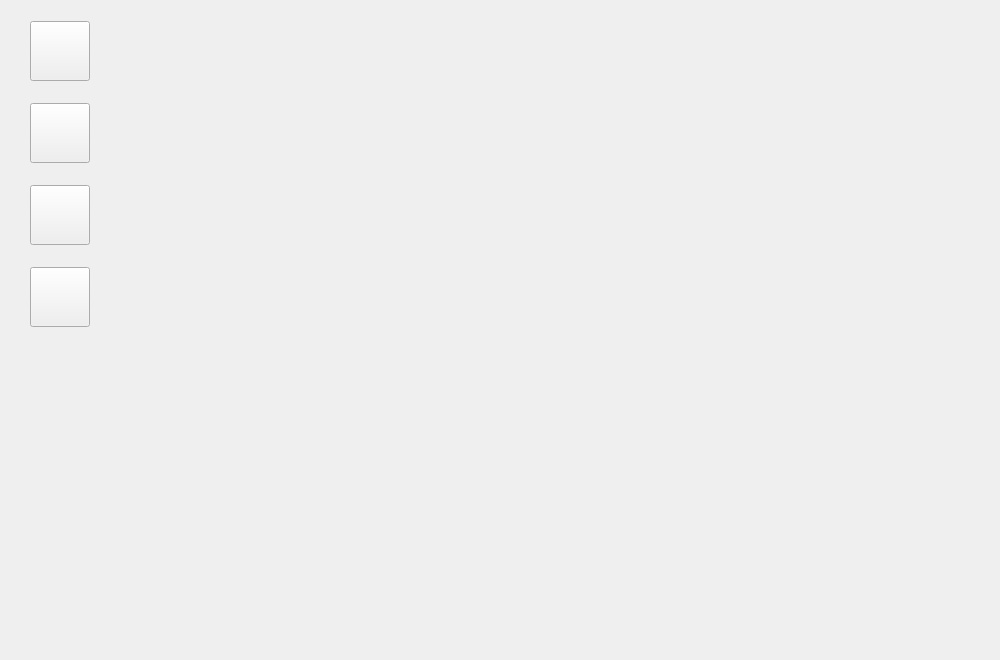
This is mainwindow.ui in Zeteox/AsteriaGame as Qt 5 draws it before an edit. The edited form follows.
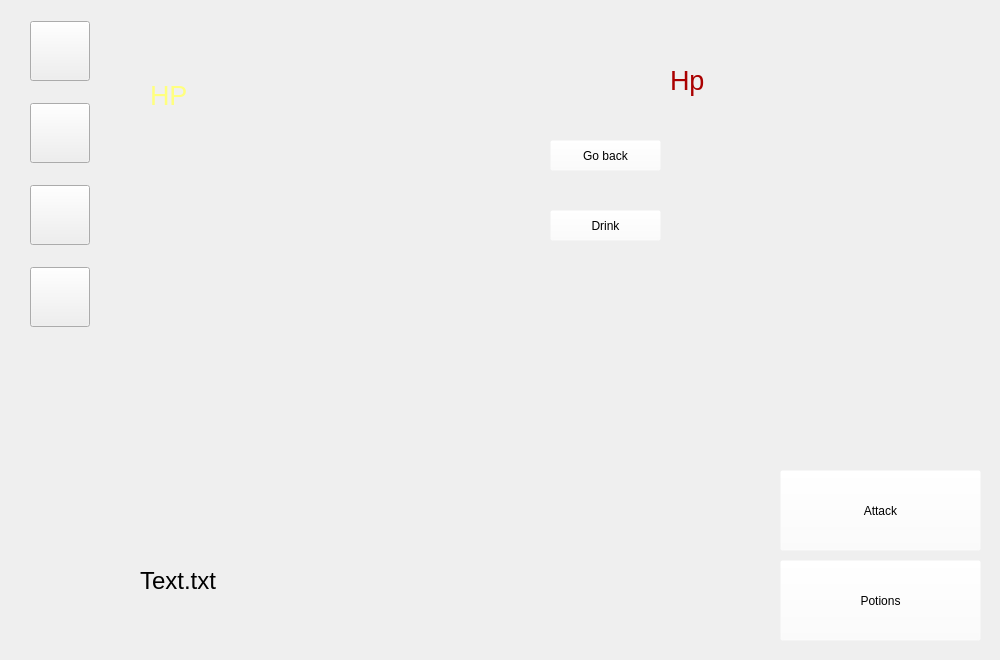
This is the edited form. The open tabs and pages were chosen to show the change. Icons and pictures are not drawn.

Commit message: finished 50% of the mine and defined stats of the monsters

Diff of the .ui file:
```diff
--- a/mainwindow.ui
+++ b/mainwindow.ui
@@ -2064,8 +2064,346 @@
          <zorder>lbl_minePic</zorder>
          <zorder>cbox_mines</zorder>
         </widget>
-        <widget class="QWidget" name="p2_mineMenu"/>
-        <widget class="QWidget" name="p3_mineBattlefield"/>
+        <widget class="QWidget" name="p2_mineMenu">
+         <widget class="QPushButton" name="btn_fight">
+          <property name="geometry">
+           <rect>
+            <x>310</x>
+            <y>280</y>
+            <width>411</width>
+            <height>131</height>
+           </rect>
+          </property>
+          <property name="styleSheet">
+           <string notr="true">QPushButton:!hover{
+	color: rgb(0, 0, 0);
+	font: 25pt &quot;Algerian&quot;;
+	border-image: url(:/Images/Images/Button/button 1.png);
+}
+QPushButton:hover{
+	border-image: url(:/Images/Images/Button/button 1_2.png);
+}</string>
+          </property>
+          <property name="text">
+           <string>Fight</string>
+          </property>
+         </widget>
+         <widget class="QPushButton" name="btn_quitMine">
+          <property name="geometry">
+           <rect>
+            <x>310</x>
+            <y>430</y>
+            <width>411</width>
+            <height>131</height>
+           </rect>
+          </property>
+          <property name="styleSheet">
+           <string notr="true">QPushButton:!hover{
+	color: rgb(0, 0, 0);
+	font: 25pt &quot;Algerian&quot;;
+	border-image: url(:/Images/Images/Button/button 1.png);
+}
+QPushButton:hover{
+	border-image: url(:/Images/Images/Button/button 1_2.png);
+}</string>
+          </property>
+          <property name="text">
+           <string>Quit</string>
+          </property>
+         </widget>
+         <widget class="QLabel" name="lbl_remainingMonster">
+          <property name="geometry">
+           <rect>
+            <x>240</x>
+            <y>60</y>
+            <width>571</width>
+            <height>171</height>
+           </rect>
+          </property>
+          <property name="styleSheet">
+           <string notr="true">border-image: url(:/Images/Images/Background/Header Background.png);
+color: rgb(255, 255, 127);</string>
+          </property>
+          <property name="text">
+           <string>[] Monster Remaining</string>
+          </property>
+         </widget>
+        </widget>
+        <widget class="QWidget" name="p3_mineBattlefield">
+         <widget class="QLabel" name="lbl_heroPictureMine">
+          <property name="geometry">
+           <rect>
+            <x>20</x>
+            <y>120</y>
+            <width>411</width>
+            <height>531</height>
+           </rect>
+          </property>
+          <property name="styleSheet">
+           <string notr="true">image: url(:/Images/Images/LivingCreature/Hero/paladin.jpeg);</string>
+          </property>
+          <property name="text">
+           <string/>
+          </property>
+         </widget>
+         <widget class="QLabel" name="lbl_monsterPictureMine">
+          <property name="geometry">
+           <rect>
+            <x>580</x>
+            <y>40</y>
+            <width>361</width>
+            <height>531</height>
+           </rect>
+          </property>
+          <property name="styleSheet">
+           <string notr="true">image: url(:/Images/Images/LivingCreature/Monster/boss/Cthulu.jpeg);</string>
+          </property>
+          <property name="text">
+           <string/>
+          </property>
+         </widget>
+         <widget class="QLabel" name="lbl_fightTextMine">
+          <property name="geometry">
+           <rect>
+            <x>140</x>
+            <y>510</y>
+            <width>631</width>
+            <height>141</height>
+           </rect>
+          </property>
+          <property name="styleSheet">
+           <string notr="true">border-image: url(:/Images/Images/Background/banniere dialogue.png);
+font: 18pt;</string>
+          </property>
+          <property name="text">
+           <string>Text.txt</string>
+          </property>
+         </widget>
+         <widget class="QPushButton" name="btn_attack">
+          <property name="geometry">
+           <rect>
+            <x>780</x>
+            <y>470</y>
+            <width>201</width>
+            <height>81</height>
+           </rect>
+          </property>
+          <property name="styleSheet">
+           <string notr="true">QPushButton:!hover{
+	color: rgb(0, 0, 0);
+	font: 25pt &quot;Algerian&quot;;
+	border-image: url(:/Images/Images/Button/button 1.png);
+}
+QPushButton:hover{
+	border-image: url(:/Images/Images/Button/button 1_2.png);
+}</string>
+          </property>
+          <property name="text">
+           <string>Attack</string>
+          </property>
+         </widget>
+         <widget class="QPushButton" name="btn_potion">
+          <property name="geometry">
+           <rect>
+            <x>780</x>
+            <y>560</y>
+            <width>201</width>
+            <height>81</height>
+           </rect>
+          </property>
+          <property name="styleSheet">
+           <string notr="true">QPushButton:!hover{
+	color: rgb(0, 0, 0);
+	font: 25pt &quot;Algerian&quot;;
+	border-image: url(:/Images/Images/Button/button 1.png);
+}
+QPushButton:hover{
+	border-image: url(:/Images/Images/Button/button 1_2.png);
+}</string>
+          </property>
+          <property name="text">
+           <string>Potions</string>
+          </property>
+         </widget>
+         <widget class="QStackedWidget" name="stk_mineFight">
+          <property name="geometry">
+           <rect>
+            <x>260</x>
+            <y>70</y>
+            <width>491</width>
+            <height>301</height>
+           </rect>
+          </property>
+          <property name="currentIndex">
+           <number>0</number>
+          </property>
+          <widget class="QWidget" name="p1_void"/>
+          <widget class="QWidget" name="p2_potions">
+           <property name="styleSheet">
+            <string notr="true">QWidget#p2_potions{border-image: url(:/Images/Images/Background/parchemin.png);}</string>
+           </property>
+           <widget class="QListWidget" name="list_potionsMine">
+            <property name="geometry">
+             <rect>
+              <x>90</x>
+              <y>50</y>
+              <width>181</width>
+              <height>192</height>
+             </rect>
+            </property>
+            <property name="styleSheet">
+             <string notr="true">font: 15pt &quot;Algerian&quot;;
+color: rgb(0, 0, 0);</string>
+            </property>
+           </widget>
+           <widget class="QPushButton" name="btn_drinkMine">
+            <property name="enabled">
+             <bool>true</bool>
+            </property>
+            <property name="geometry">
+             <rect>
+              <x>290</x>
+              <y>140</y>
+              <width>111</width>
+              <height>31</height>
+             </rect>
+            </property>
+            <property name="acceptDrops">
+             <bool>false</bool>
+            </property>
+            <property name="styleSheet">
+             <string notr="true">QPushButton:!hover{
+	border-image: url(:/Images/Images/Void.png);
+	font: 12pt &quot;Algerian&quot;;
+	color: rgb(0, 0, 0);
+}
+QPushButton:hover{
+	border-image: url(:/Images/Images/Void.png);
+	color: rgb(91, 0, 0);
+}</string>
+            </property>
+            <property name="text">
+             <string>Drink</string>
+            </property>
+           </widget>
+           <widget class="QPushButton" name="btn_goBack">
+            <property name="enabled">
+             <bool>true</bool>
+            </property>
+            <property name="geometry">
+             <rect>
+              <x>290</x>
+              <y>70</y>
+              <width>111</width>
+              <height>31</height>
+             </rect>
+            </property>
+            <property name="acceptDrops">
+             <bool>false</bool>
+            </property>
+            <property name="styleSheet">
+             <string notr="true">QPushButton:!hover{
+	border-image: url(:/Images/Images/Void.png);
+	font: 12pt &quot;Algerian&quot;;
+	color: rgb(0, 0, 0);
+}
+QPushButton:hover{
+	border-image: url(:/Images/Images/Void.png);
+	color: rgb(91, 0, 0);
+}</string>
+            </property>
+            <property name="text">
+             <string>Go back</string>
+            </property>
+           </widget>
+          </widget>
+          <widget class="QWidget" name="p3_victory">
+           <property name="styleSheet">
+            <string notr="true">QWidget#p3_victory{border-image: url(:/Images/Images/Button/button type (2).jpeg);}</string>
+           </property>
+           <widget class="QLabel" name="lbl_vic">
+            <property name="geometry">
+             <rect>
+              <x>130</x>
+              <y>60</y>
+              <width>231</width>
+              <height>51</height>
+             </rect>
+            </property>
+            <property name="text">
+             <string>Victory !!!</string>
+            </property>
+           </widget>
+           <widget class="QPushButton" name="btn_continue">
+            <property name="geometry">
+             <rect>
+              <x>120</x>
+              <y>150</y>
+              <width>241</width>
+              <height>81</height>
+             </rect>
+            </property>
+            <property name="styleSheet">
+             <string notr="true">QPushButton:!hover{
+	color: rgb(0, 0, 0);
+	font: 25pt &quot;Algerian&quot;;
+	border-image: url(:/Images/Images/Button/button 1.png);
+}
+QPushButton:hover{
+	border-image: url(:/Images/Images/Button/button 1_2.png);
+}</string>
+            </property>
+            <property name="text">
+             <string>Continue</string>
+            </property>
+           </widget>
+          </widget>
+         </widget>
+         <widget class="QLabel" name="lbl_heroHp">
+          <property name="geometry">
+           <rect>
+            <x>150</x>
+            <y>40</y>
+            <width>191</width>
+            <height>111</height>
+           </rect>
+          </property>
+          <property name="styleSheet">
+           <string notr="true">border-image: url(:/Images/Images/Background/Header Background.png);
+color: rgb(255, 255, 127);
+font: 20pt;</string>
+          </property>
+          <property name="text">
+           <string>HP</string>
+          </property>
+         </widget>
+         <widget class="QLabel" name="lbl_monsterHp">
+          <property name="geometry">
+           <rect>
+            <x>670</x>
+            <y>30</y>
+            <width>191</width>
+            <height>101</height>
+           </rect>
+          </property>
+          <property name="styleSheet">
+           <string notr="true">border-image: url(:/Images/Images/Background/Header Background.png);
+color: rgb(170, 0, 0);
+font: 20pt;</string>
+          </property>
+          <property name="text">
+           <string>Hp</string>
+          </property>
+         </widget>
+         <zorder>lbl_heroPictureMine</zorder>
+         <zorder>lbl_heroHp</zorder>
+         <zorder>lbl_monsterPictureMine</zorder>
+         <zorder>lbl_monsterHp</zorder>
+         <zorder>lbl_fightTextMine</zorder>
+         <zorder>btn_attack</zorder>
+         <zorder>btn_potion</zorder>
+         <zorder>stk_mineFight</zorder>
+        </widget>
        </widget>
       </widget>
      </widget>
```
Left out of the diff: 74 changed lines with no effect on the pictures. The commit also changes 7 other files.
